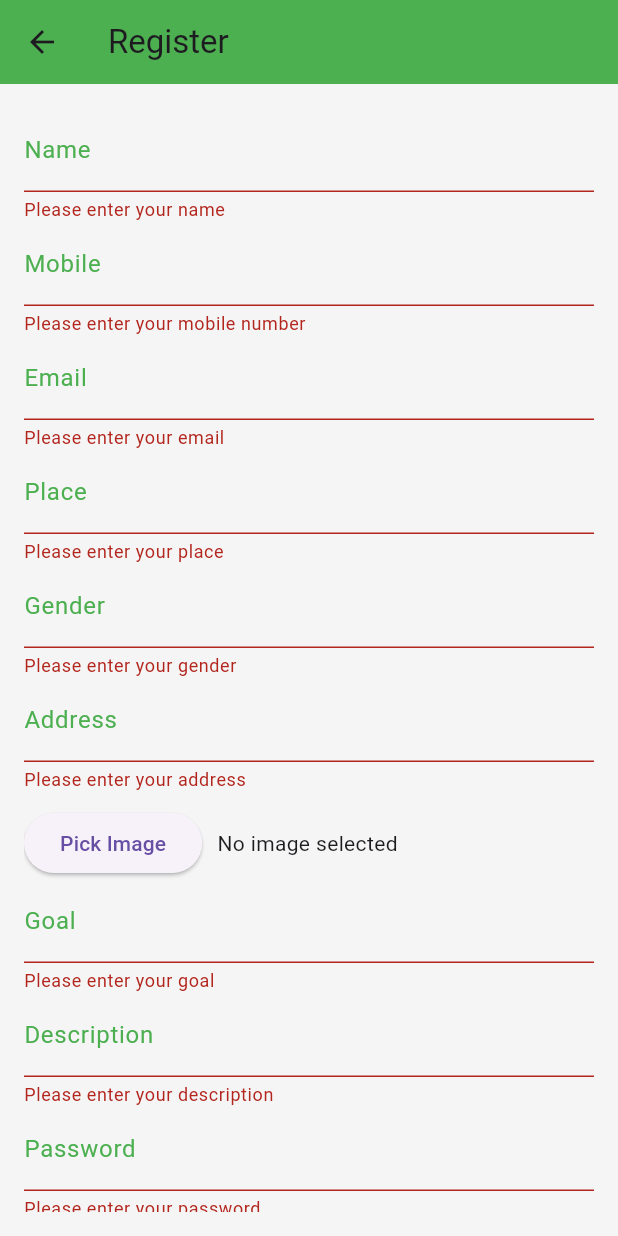
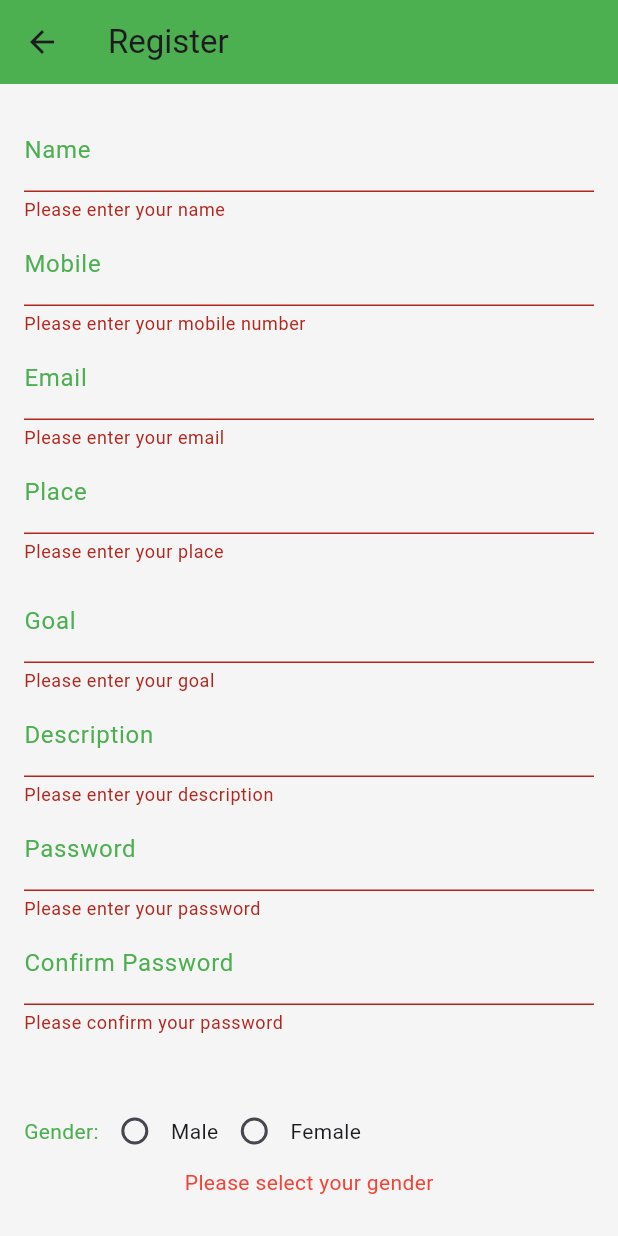
Before and after one commit to Arshadvkb/fitnessapp_mobile, a Flutter app: the UserRegister screen opened directly, after a tap on "Register", on a phone screen of 412 x 824 dp. Run offline on Flutter 3.47's test engine with Material 3 defaults, Android fonts, the phone set to English and light mode, and no system bars; our stand-ins replace fluttertoast, image_picker, shared_preferences; accounts and stored records are empty; network calls fail.

Commit message:
Update login page branding and enhance user registration form with gender selection and image upload

```diff
--- a/lib/templates/login.dart
+++ b/lib/templates/login.dart
@@ -113,7 +113,7 @@ class MyApp extends StatelessWidget {
     return MaterialApp(
       title: 'Restaurant Login System',
       theme: ThemeData(
-        primarySwatch: Colors.teal,
+        primarySwatch: Colors.green,
         visualDensity: VisualDensity.adaptivePlatformDensity,
       ),
       home: LoginPage(),
@@ -136,7 +136,7 @@ class _LoginPageState extends State<LoginPage> {
       body: Container(
         decoration: BoxDecoration(
           gradient: LinearGradient(
-            colors: [Colors.teal[200]!, Colors.teal[400]!],
+            colors: [Colors.green!, Colors.green!],
             begin: Alignment.topLeft,
             end: Alignment.bottomRight,
           ),
@@ -151,7 +151,7 @@ class _LoginPageState extends State<LoginPage> {
                 Padding(
                   padding: const EdgeInsets.only(bottom: 50.0),
                   child: Text(
-                    'Smart Cafe',
+                    'FitnessApp',
                     style: TextStyle(
                       fontSize: 42,
                       fontWeight: FontWeight.bold,
@@ -193,7 +193,7 @@ class _LoginPageState extends State<LoginPage> {
                       ),
                       SizedBox(height: 20),
                       Text(
-                        'Restaurant Login',
+                        'FitnessApp Login',
                         style: TextStyle(
                           fontSize: 28,
                           fontWeight: FontWeight.bold,
--- a/lib/templates/user/user_register.dart
+++ b/lib/templates/user/user_register.dart
@@ -111,55 +111,7 @@ class _UserRegisterState extends State<UserRegister> {
                     return null;
                   },
                 ),
-                TextFormField(
-                  controller: _genderController,
-                  decoration: const InputDecoration(
-                    labelText: 'Gender',
-                    labelStyle: TextStyle(color: Colors.green),
-                    focusedBorder: UnderlineInputBorder(
-                      borderSide: BorderSide(color: Colors.green),
-                    ),
-                  ),
-                  validator: (value) {
-                    if (value == null || value.isEmpty) {
-                      return 'Please enter your gender';
-                    }
-                    return null;
-                  },
-                ),
-                TextFormField(
-                  controller: _addressController,
-                  decoration: const InputDecoration(
-                    labelText: 'Address',
-                    labelStyle: TextStyle(color: Colors.green),
-                    focusedBorder: UnderlineInputBorder(
-                      borderSide: BorderSide(color: Colors.green),
-                    ),
-                  ),
-                  validator: (value) {
-                    if (value == null || value.isEmpty) {
-                      return 'Please enter your address';
-                    }
-                    return null;
-                  },
-                ),
                 const SizedBox(height: 10),
-                Row(
-                  children: [
-                    ElevatedButton(
-                      onPressed: _pickImage,
-                      child: const Text('Pick Image'),
-                    ),
-                    const SizedBox(width: 10),
-                    _image != null
-                        ? Image.file(
-                            _image!,
-                            width: 100,
-                            height: 100,
-                          )
-                        : const Text('No image selected'),
-                  ],
-                ),
                 TextFormField(
                   controller: _goalController,
                   decoration: const InputDecoration(
@@ -227,6 +179,58 @@ class _UserRegisterState extends State<UserRegister> {
                   },
                 ),
                 const SizedBox(height: 20),
+                const SizedBox(height: 20),
+                Row(
+                  children: [
+                    const Text(
+                      'Gender:',
+                      style: TextStyle(color: Colors.green),
+                    ),
+                    Radio<String>(
+                      value: 'Male',
+                      groupValue: _genderController.text,
+                      onChanged: (value) {
+                        setState(() {
+                          _genderController.text = value!;
+                        });
+                      },
+                    ),
+                    const Text('Male'),
+                    Radio<String>(
+                      value: 'Female',
+                      groupValue: _genderController.text,
+                      onChanged: (value) {
+                        setState(() {
+                          _genderController.text = value!;
+                        });
+                      },
+                    ),
+                    const Text('Female'),
+                  ],
+                ),
+                if (_genderController.text.isEmpty)
+                  const Text(
+                    'Please select your gender',
+                    style: TextStyle(color: Colors.red),
+                  ),
+                const SizedBox(height: 20),
+                Row(
+                  children: [
+                    ElevatedButton(
+                      onPressed: _pickImage,
+                      child: const Text('Pick Image'),
+                    ),
+                    const SizedBox(width: 10),
+                    _image != null
+                        ? Image.file(
+                            _image!,
+                            width: 100,
+                            height: 100,
+                          )
+                        : const Text('No image selected'),
+                  ],
+                ),
+                const SizedBox(height: 20),
                 ElevatedButton(
                   onPressed: () {
                     if (_formKey.currentState!.validate()) {
@@ -260,4 +264,5 @@ class _UserRegisterState extends State<UserRegister> {
     _descriptionController.dispose();
     super.dispose();
   }
+//  .post(Uri.parse(url + "user_register"), body: {}
 }
```
